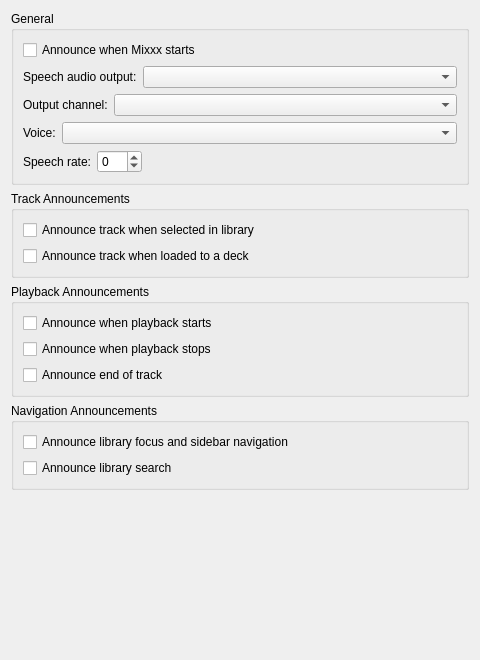
Qt form src/preferences/dialog/dlgprefaccessibilitydlg.ui (XeTK/mixxx) before a commit.
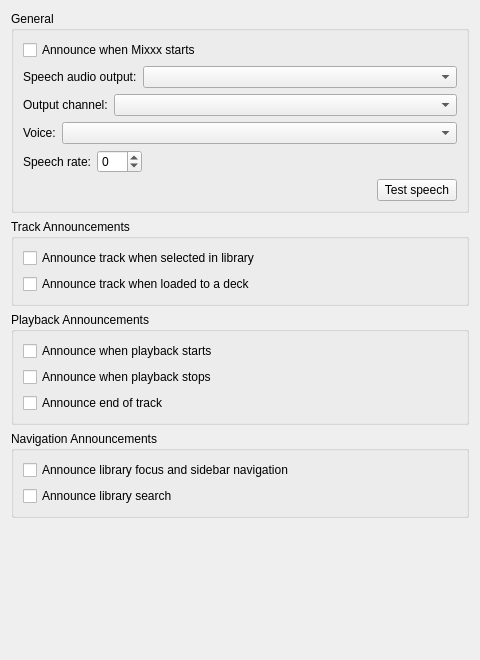
The same form after that commit.

Commit message:
feat(accessibility): replace SAPI TTS with cross-platform Qt6 TextToSpeech
Removes the Windows-only SAPI/WASAPI implementation and replaces it with
Qt6::TextToSpeech, giving Linux and macOS users working TTS via the
platform's native speech backend. Falls back to a silent no-op engine
when Qt6 TextToSpeech is not available (32-bit Windows, distro builds
without the module). Adds a "Test speech" button to the Accessibility
preferences panel so users can verify voice and rate settings without
leaving the dialog.

```diff
--- a/src/preferences/dialog/dlgprefaccessibilitydlg.ui
+++ b/src/preferences/dialog/dlgprefaccessibilitydlg.ui
@@ -154,6 +154,33 @@
         </item>
        </layout>
       </item>
+      <item>
+       <layout class="QHBoxLayout" name="horizontalLayoutTestSpeech">
+        <item>
+         <spacer name="horizontalSpacerTestSpeech">
+          <property name="orientation">
+           <enum>Qt::Horizontal</enum>
+          </property>
+          <property name="sizeHint" stdset="0">
+           <size>
+            <width>40</width>
+            <height>20</height>
+           </size>
+          </property>
+         </spacer>
+        </item>
+        <item>
+         <widget class="QPushButton" name="pushButtonTestSpeech">
+          <property name="toolTip">
+           <string>Speak a sample phrase using the current voice and rate settings.</string>
+          </property>
+          <property name="text">
+           <string>Test speech</string>
+          </property>
+         </widget>
+        </item>
+       </layout>
+      </item>
      </layout>
     </widget>
    </item>
```
The commit also changes 6 other files.
